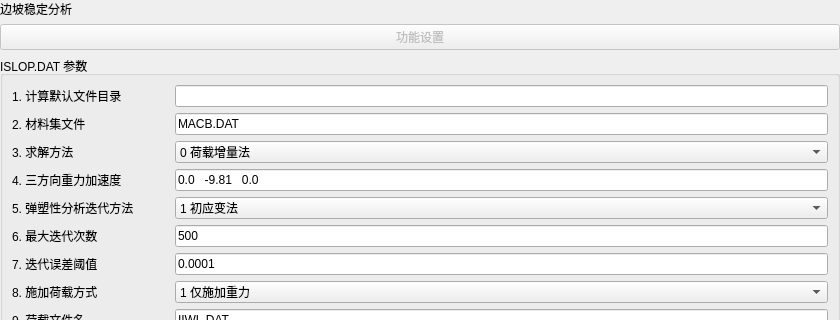
asd977/base_cae, file plugins/Base_Slover/SlopeStabilityWidget.ui: the form before one commit; both pictures show x 0 to 840 and y 0 to 320 of the 840 by 1299 pixel window.
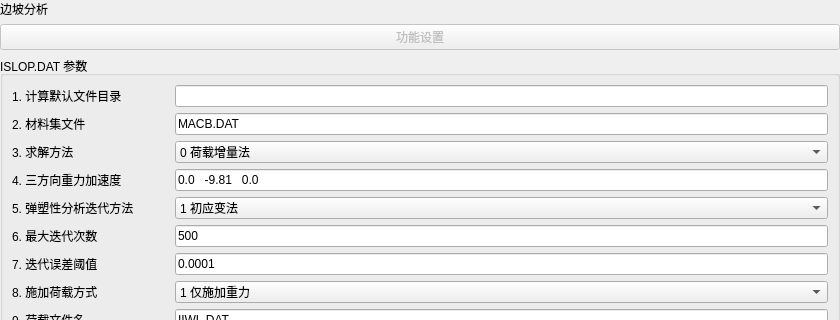
The form after the commit.

The edit to the form file:
```diff
--- a/plugins/Base_Slover/SlopeStabilityWidget.ui
+++ b/plugins/Base_Slover/SlopeStabilityWidget.ui
@@ -18,7 +18,7 @@
    <property name="topMargin"><number>0</number></property>
    <property name="rightMargin"><number>0</number></property>
    <property name="bottomMargin"><number>0</number></property>
-   <item><widget class="QLabel" name="titleLabel"><property name="text"><string>边坡稳定分析</string></property></widget></item>
+   <item><widget class="QLabel" name="titleLabel"><property name="text"><string>边坡分析</string></property></widget></item>
    <item><widget class="QPushButton" name="sectionTitleButton"><property name="enabled"><bool>false</bool></property><property name="text"><string>功能设置</string></property></widget></item>
    <item>
     <widget class="QGroupBox" name="islopGroup">
```
Left out of the diff: 2 changed lines with no effect on the pictures.
